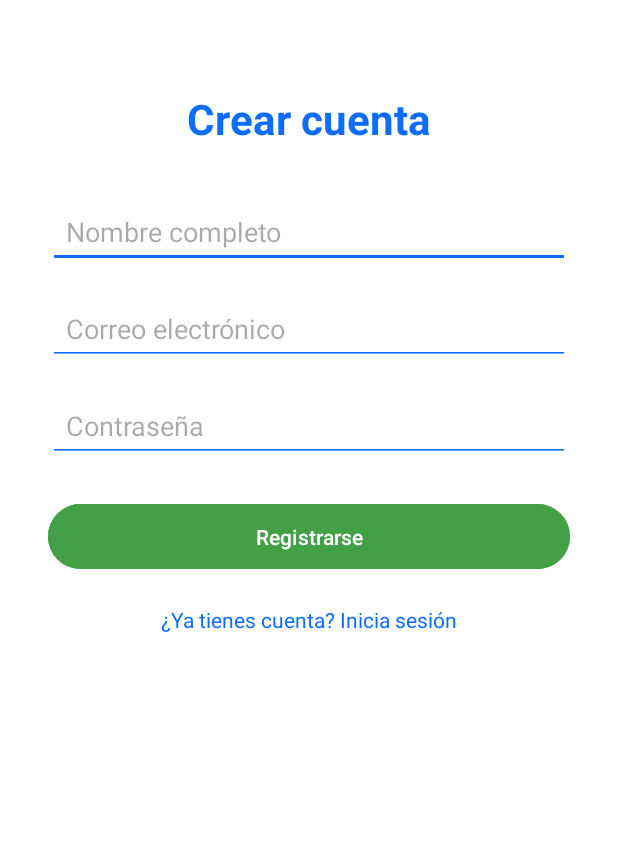
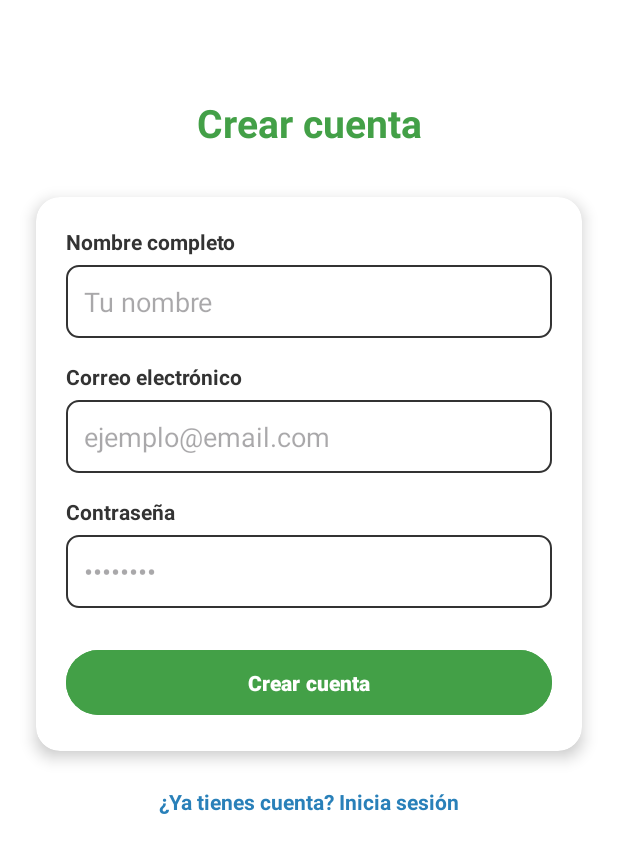
Before and after one commit to JuanAntonioDuran/Finanzly, an Android app: the RegisterActivity screen opened directly, with no data from a screen before it, on a phone screen of 412 x 824 dp. Shown: the top 853 px of the screen. Run offline under Robolectric (Android 15) with nearby library versions, the phone set to English and light mode, and no system bars; our stand-ins replace Firebase (no records; nobody signed in at launch, a user with empty details on screens opened directly).

Commit message:
Redesing login y register

```diff
--- a/app/src/main/res/layout/activity_register.xml
+++ b/app/src/main/res/layout/activity_register.xml
@@ -9,96 +9,124 @@
     android:background="@color/white"
     tools:context=".activities.RegisterActivity">
 
-    <!-- Título -->
+    <!-- 🟢 TÍTULO -->
     <TextView
         android:id="@+id/tvTitle"
         android:layout_width="wrap_content"
         android:layout_height="wrap_content"
         android:text="Crear cuenta"
-        android:textColor="@color/blue_primary"
-        android:textSize="28sp"
+        android:textSize="26sp"
         android:textStyle="bold"
+        android:textColor="@color/green_primary"
         app:layout_constraintTop_toTopOf="parent"
         app:layout_constraintStart_toStartOf="parent"
         app:layout_constraintEnd_toEndOf="parent"
-        android:layout_marginTop="60dp"/>
+        android:layout_marginTop="64dp"/>
 
-    <!-- Campo Nombre -->
+    <!-- 📦 CARD FORM -->
+    <androidx.cardview.widget.CardView
+        android:id="@+id/cardRegister"
+        android:layout_width="0dp"
+        android:layout_height="wrap_content"
+        android:layout_marginTop="32dp"
+        android:layout_marginHorizontal="24dp"
+        app:cardCornerRadius="16dp"
+        app:cardElevation="6dp"
+        app:layout_constraintTop_toBottomOf="@id/tvTitle"
+        app:layout_constraintStart_toStartOf="parent"
+        app:layout_constraintEnd_toEndOf="parent">
+
+        <LinearLayout
+            android:layout_width="match_parent"
+            android:layout_height="wrap_content"
+            android:orientation="vertical"
+            android:padding="20dp">
+
+            <!-- 👤 NOMBRE -->
+            <TextView
+                android:layout_width="wrap_content"
+                android:layout_height="wrap_content"
+                android:text="Nombre completo"
+                android:textStyle="bold"
+                android:textColor="@color/gray_dark"/>
+
             <EditText
                 android:id="@+id/etName"
-        android:layout_width="0dp"
+                android:layout_width="match_parent"
                 android:layout_height="wrap_content"
-        android:hint="Nombre completo"
+                android:hint="Tu nombre"
                 android:inputType="textPersonName"
                 android:padding="12dp"
-        android:backgroundTint="@color/blue_primary"
-        app:layout_constraintTop_toBottomOf="@id/tvTitle"
-        app:layout_constraintStart_toStartOf="parent"
-        app:layout_constraintEnd_toEndOf="parent"
-        android:layout_marginStart="32dp"
-        android:layout_marginEnd="32dp"
-        android:layout_marginTop="32dp"/>
+                android:background="@drawable/edit_text_background"
+                android:layout_marginTop="6dp"/>
 
-    <!-- Campo Email -->
+            <!-- 📧 EMAIL -->
+            <TextView
+                android:layout_width="wrap_content"
+                android:layout_height="wrap_content"
+                android:text="Correo electrónico"
+                android:textStyle="bold"
+                android:textColor="@color/gray_dark"
+                android:layout_marginTop="16dp"/>
+
             <EditText
                 android:id="@+id/etEmail"
-        android:layout_width="0dp"
+                android:layout_width="match_parent"
                 android:layout_height="wrap_content"
-        android:hint="Correo electrónico"
+                android:hint="ejemplo@email.com"
                 android:inputType="textEmailAddress"
                 android:padding="12dp"
-        android:backgroundTint="@color/blue_primary"
-        app:layout_constraintTop_toBottomOf="@id/etName"
-        app:layout_constraintStart_toStartOf="parent"
-        app:layout_constraintEnd_toEndOf="parent"
-        android:layout_marginStart="32dp"
-        android:layout_marginEnd="32dp"
+                android:background="@drawable/edit_text_background"
+                android:layout_marginTop="6dp"/>
+
+            <!-- 🔒 CONTRASEÑA -->
+            <TextView
+                android:layout_width="wrap_content"
+                android:layout_height="wrap_content"
+                android:text="Contraseña"
+                android:textStyle="bold"
+                android:textColor="@color/gray_dark"
                 android:layout_marginTop="16dp"/>
 
-    <!-- Campo Contraseña -->
             <EditText
                 android:id="@+id/etPassword"
-        android:layout_width="0dp"
+                android:layout_width="match_parent"
                 android:layout_height="wrap_content"
-        android:hint="Contraseña"
+                android:hint="••••••••"
                 android:inputType="textPassword"
                 android:padding="12dp"
-        android:backgroundTint="@color/blue_primary"
-        app:layout_constraintTop_toBottomOf="@id/etEmail"
-        app:layout_constraintStart_toStartOf="parent"
-        app:layout_constraintEnd_toEndOf="parent"
-        android:layout_marginStart="32dp"
-        android:layout_marginEnd="32dp"
-        android:layout_marginTop="16dp"/>
+                android:background="@drawable/edit_text_background"
+                android:layout_marginTop="6dp"/>
 
-    <!-- Botón Registrar -->
+            <!-- 🟢 BOTÓN REGISTRAR -->
             <Button
                 android:id="@+id/btnRegister"
-        android:layout_width="0dp"
+                android:layout_width="match_parent"
                 android:layout_height="wrap_content"
-        android:text="Registrarse"
+                android:text="Crear cuenta"
                 android:textAllCaps="false"
+                android:textStyle="bold"
                 android:textColor="@color/white"
                 android:backgroundTint="@color/green_primary"
-        android:padding="12dp"
-        app:layout_constraintTop_toBottomOf="@id/etPassword"
-        app:layout_constraintStart_toStartOf="parent"
-        app:layout_constraintEnd_toEndOf="parent"
                 android:layout_marginTop="24dp"
-        android:layout_marginStart="32dp"
-        android:layout_marginEnd="32dp"/>
+                android:paddingVertical="12dp"
+                android:elevation="4dp"/>
 
-    <!-- Enlace a Login -->
+        </LinearLayout>
+    </androidx.cardview.widget.CardView>
+
+    <!-- 🔁 LINK A LOGIN -->
     <TextView
         android:id="@+id/tvLoginLink"
         android:layout_width="wrap_content"
         android:layout_height="wrap_content"
         android:text="¿Ya tienes cuenta? Inicia sesión"
-        android:textColor="@color/blue_primary"
+        android:textColor="@color/blueAccent"
         android:textSize="14sp"
-        app:layout_constraintTop_toBottomOf="@id/btnRegister"
+        android:textStyle="bold"
+        android:layout_marginTop="24dp"
+        app:layout_constraintTop_toBottomOf="@id/cardRegister"
         app:layout_constraintStart_toStartOf="parent"
-        app:layout_constraintEnd_toEndOf="parent"
-        android:layout_marginTop="20dp"/>
+        app:layout_constraintEnd_toEndOf="parent"/>
 
 </androidx.constraintlayout.widget.ConstraintLayout>
```
Also changed, not shown: app/src/main/res/layout/activity_login.xml (+82 -36 lines). Lines whose indentation alone changed are shown as unchanged.
